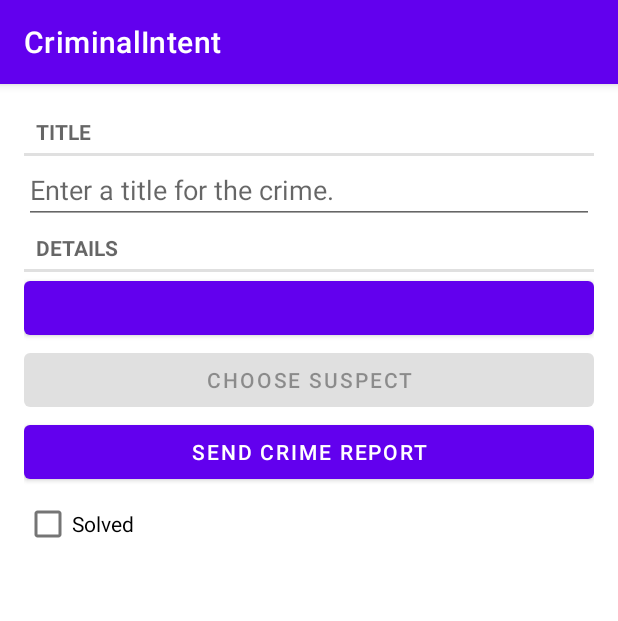
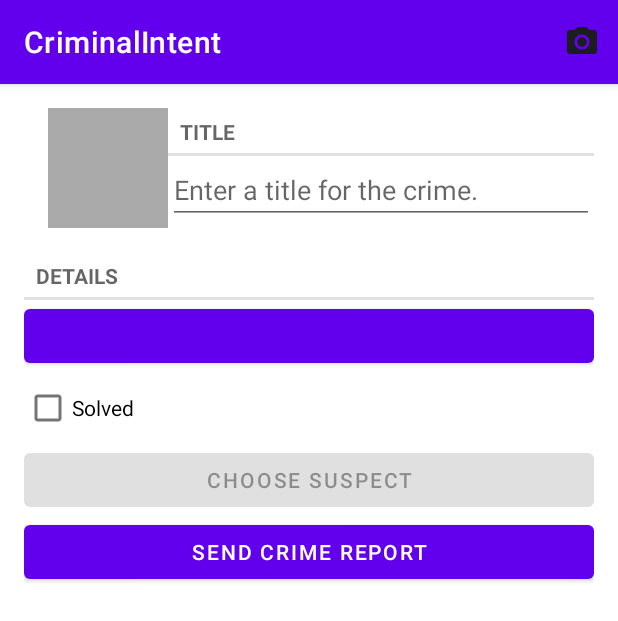
Before and after one commit to thewyp/KotlinPractice, an Android app: the screen it shows after launch (MainActivity), after a tap on "New Crime", on a phone screen of 412 x 824 dp. Shown: the top 621 px of the screen. Run offline under Robolectric (Android 15) with nearby library versions, the light colour scheme and no system bars; our stand-ins replace Room's generated code; 1 statement that could not run was skipped.

Commit message:
CriminalIntent update add camera

```diff
--- a/criminalintent/src/main/java/com/thewyp/android/criminalintent/model/Crime.kt
+++ b/criminalintent/src/main/java/com/thewyp/android/criminalintent/model/Crime.kt
@@ -10,8 +10,11 @@ data class Crime(
     var title: String = "",
     var date: Date = Date(),
     var isSoled: Boolean = false,
-    var suspect: String = ""
+    var suspect: String = "",
 ) {
+    val photoFileName
+        get() = "IMG_$id.jpg"
+
     override fun equals(other: Any?): Boolean {
         if (this === other) return true
         if (javaClass != other?.javaClass) return false
--- a/criminalintent/src/main/java/com/thewyp/android/criminalintent/repository/Repository.kt
+++ b/criminalintent/src/main/java/com/thewyp/android/criminalintent/repository/Repository.kt
@@ -7,6 +7,7 @@ import com.thewyp.android.criminalintent.APP
 import com.thewyp.android.criminalintent.model.Crime
 import com.thewyp.android.criminalintent.database.CrimeDatabase
 import com.thewyp.android.criminalintent.database.migration_1_2
+import java.io.File
 import java.util.*
 
 private const val DATABASE_NAME = "crime-database"
@@ -21,6 +22,10 @@ class Repository private constructor(context: Context) {
         .build()
 
     private val crimeDao = database.crimeDao()
+
+    private val filesDir = context.applicationContext.filesDir
+
+    fun getPhotoFile(crime: Crime) = File(filesDir, crime.photoFileName)
 
     fun getCrimes(): LiveData<List<Crime>> = crimeDao.getCrimes()
     fun getCrime(id: UUID): LiveData<Crime?> = crimeDao.getCrime(id)
--- a/criminalintent/src/main/java/com/thewyp/android/criminalintent/ui/crime/CrimeDetailViewModel.kt
+++ b/criminalintent/src/main/java/com/thewyp/android/criminalintent/ui/crime/CrimeDetailViewModel.kt
@@ -8,7 +8,7 @@ import com.thewyp.android.criminalintent.model.Crime
 import com.thewyp.android.criminalintent.repository.Repository
 import java.util.*
 
-class CrimeDetailViewModel: ViewModel() {
+class CrimeDetailViewModel : ViewModel() {
 
     private val crimeIdLiveData = MutableLiveData<UUID>()
 
@@ -24,4 +24,6 @@ class CrimeDetailViewModel: ViewModel() {
     fun saveCrime(crime: Crime) {
         Repository.get().updateCrime(crime)
     }
+
+    fun getPhotoFile(crime: Crime) = Repository.get().getPhotoFile(crime)
 }
--- /dev/null
+++ b/criminalintent/src/main/res/drawable/baseline_photo_camera_black_36dp.xml
@@ -0,0 +1,5 @@
+<?xml version="1.0" encoding="UTF-8" standalone="no"?>
+<vector xmlns:android="http://schemas.android.com/apk/res/android" android:height="36dp" android:tint="#1B1D1E" android:viewportHeight="24.0" android:viewportWidth="24.0" android:width="36dp">
+  <path android:fillColor="@android:color/white" android:pathData="M12,12m-3.2,0a3.2,3.2 0,1 1,6.4 0a3.2,3.2 0,1 1,-6.4 0"/>
+  <path android:fillColor="@android:color/white" android:pathData="M9,2L7.17,4L4,4c-1.1,0 -2,0.9 -2,2v12c0,1.1 0.9,2 2,2h16c1.1,0 2,-0.9 2,-2L22,6c0,-1.1 -0.9,-2 -2,-2h-3.17L15,2L9,2zM12,17c-2.76,0 -5,-2.24 -5,-5s2.24,-5 5,-5 5,2.24 5,5 -2.24,5 -5,5z"/>
+</vector>
--- /dev/null
+++ b/criminalintent/src/main/res/drawable/photo_camera.xml
@@ -0,0 +1,5 @@
+<?xml version="1.0" encoding="UTF-8" standalone="no"?>
+<vector xmlns:android="http://schemas.android.com/apk/res/android" android:height="24dp" android:tint="#1B1D1E" android:viewportHeight="24.0" android:viewportWidth="24.0" android:width="24dp">
+  <path android:fillColor="@android:color/white" android:pathData="M12,12m-3.2,0a3.2,3.2 0,1 1,6.4 0a3.2,3.2 0,1 1,-6.4 0"/>
+  <path android:fillColor="@android:color/white" android:pathData="M9,2L7.17,4L4,4c-1.1,0 -2,0.9 -2,2v12c0,1.1 0.9,2 2,2h16c1.1,0 2,-0.9 2,-2L22,6c0,-1.1 -0.9,-2 -2,-2h-3.17L15,2L9,2zM12,17c-2.76,0 -5,-2.24 -5,-5s2.24,-5 5,-5 5,2.24 5,5 -2.24,5 -5,5z"/>
+</vector>
--- a/criminalintent/src/main/res/layout/fragment_crime.xml
+++ b/criminalintent/src/main/res/layout/fragment_crime.xml
@@ -1,52 +1,86 @@
 <?xml version="1.0" encoding="utf-8"?>
-<LinearLayout xmlns:android="http://schemas.android.com/apk/res/android"
+<androidx.constraintlayout.widget.ConstraintLayout xmlns:android="http://schemas.android.com/apk/res/android"
+    xmlns:app="http://schemas.android.com/apk/res-auto"
     xmlns:tools="http://schemas.android.com/tools"
+    android:id="@+id/linearLayout"
     android:layout_width="match_parent"
     android:layout_height="match_parent"
-    android:layout_margin="16dp"
-    android:orientation="vertical">
+    android:layout_margin="16dp">
+
+    <ImageView
+        android:id="@+id/crime_photo"
+        android:layout_width="80dp"
+        android:layout_height="80dp"
+        android:layout_marginStart="16dp"
+        android:background="@android:color/darker_gray"
+        app:layout_constraintStart_toStartOf="parent"
+        app:layout_constraintTop_toTopOf="parent" />
 
     <TextView
+        android:id="@+id/textView"
         style="?android:listSeparatorTextViewStyle"
-        android:layout_width="match_parent"
+        android:layout_width="0dp"
         android:layout_height="wrap_content"
-        android:text="@string/crime_title_label" />
+        android:text="@string/crime_title_label"
+        app:layout_constraintEnd_toEndOf="parent"
+        app:layout_constraintStart_toEndOf="@id/crime_photo"
+        app:layout_constraintTop_toTopOf="parent" />
 
     <EditText
         android:id="@+id/crime_title"
-        android:layout_width="match_parent"
+        android:layout_width="0dp"
         android:layout_height="wrap_content"
-        android:hint="@string/crime_title_hint" />
+        android:hint="@string/crime_title_hint"
+        app:layout_constraintEnd_toEndOf="parent"
+        app:layout_constraintStart_toEndOf="@id/crime_photo"
+        app:layout_constraintTop_toBottomOf="@+id/textView" />
 
     <TextView
+        android:id="@+id/textView2"
         style="?android:listSeparatorTextViewStyle"
-        android:layout_width="match_parent"
+        android:layout_width="0dp"
         android:layout_height="wrap_content"
-        android:text="@string/crime_details_label" />
+        android:layout_marginTop="16dp"
+        android:text="@string/crime_details_label"
+        app:layout_constraintEnd_toEndOf="parent"
+        app:layout_constraintStart_toStartOf="parent"
+        app:layout_constraintTop_toBottomOf="@id/crime_photo" />
 
     <Button
         android:id="@+id/crime_date"
-        android:layout_width="match_parent"
+        android:layout_width="0dp"
         android:layout_height="wrap_content"
+        app:layout_constraintEnd_toEndOf="parent"
+        app:layout_constraintStart_toStartOf="parent"
+        app:layout_constraintTop_toBottomOf="@+id/textView2"
         tools:text="Wed Nov 14 11:56 EST 2018" />
-
-    <Button
-        android:id="@+id/crime_suspect"
-        android:layout_width="match_parent"
-        android:layout_height="wrap_content"
-        android:text="@string/crime_suspect_text" />
-
-    <Button
-        android:id="@+id/crime_report"
-        android:layout_width="match_parent"
-        android:layout_height="wrap_content"
-        android:text="@string/crime_report_text" />
 
 
     <CheckBox
         android:id="@+id/crime_solved"
-        android:layout_width="match_parent"
+        android:layout_width="0dp"
         android:layout_height="wrap_content"
-        android:text="@string/crime_solved_label" />
+        android:text="@string/crime_solved_label"
+        app:layout_constraintEnd_toEndOf="parent"
+        app:layout_constraintStart_toStartOf="parent"
+        app:layout_constraintTop_toBottomOf="@+id/crime_date" />
 
-</LinearLayout>
+    <Button
+        android:id="@+id/crime_suspect"
+        android:layout_width="0dp"
+        android:layout_height="wrap_content"
+        android:text="@string/crime_suspect_text"
+        app:layout_constraintEnd_toEndOf="parent"
+        app:layout_constraintStart_toStartOf="parent"
+        app:layout_constraintTop_toBottomOf="@+id/crime_solved" />
+
+    <Button
+        android:id="@+id/crime_report"
+        android:layout_width="0dp"
+        android:layout_height="wrap_content"
+        android:text="@string/crime_report_text"
+        app:layout_constraintEnd_toEndOf="parent"
+        app:layout_constraintStart_toStartOf="parent"
+        app:layout_constraintTop_toBottomOf="@+id/crime_suspect" />
+
+</androidx.constraintlayout.widget.ConstraintLayout>
--- /dev/null
+++ b/criminalintent/src/main/res/menu/fragment_crime.xml
@@ -0,0 +1,10 @@
+<?xml version="1.0" encoding="utf-8"?>
+<menu xmlns:android="http://schemas.android.com/apk/res/android"
+    xmlns:app="http://schemas.android.com/apk/res-auto">
+
+    <item
+        android:id="@+id/crime_camera"
+        android:icon="@drawable/photo_camera"
+        android:title="@string/crime_camera"
+        app:showAsAction="ifRoom|withText" />
+</menu>
--- a/criminalintent/src/main/res/values/strings.xml
+++ b/criminalintent/src/main/res/values/strings.xml
@@ -5,6 +5,7 @@
     <string name="crime_details_label">Details</string>
     <string name="crime_solved_label">Solved</string>
     <string name="new_crime">New Crime</string>
+    <string name="crime_camera">Photo</string>
     <string name="crime_suspect_text">Choose Suspect</string>
     <string name="crime_report_text">Send Crime Report</string>
     <string name="crime_report">%1$s!
--- /dev/null
+++ b/criminalintent/src/main/res/xml/files.xml
@@ -0,0 +1,6 @@
+<?xml version="1.0" encoding="utf-8"?>
+<paths>
+    <files-path
+        name="crime_photos"
+        path="." />
+</paths>
```
Also changed, not shown: criminalintent/src/main/AndroidManifest.xml (+13 -0 lines), criminalintent/src/main/java/com/thewyp/android/criminalintent/ui/crime/CrimeFragment.kt (+77 -5 lines), criminalintent/src/main/java/com/thewyp/android/criminalintent/utils/PictureUtil.kt (added, +38 -0 lines).
